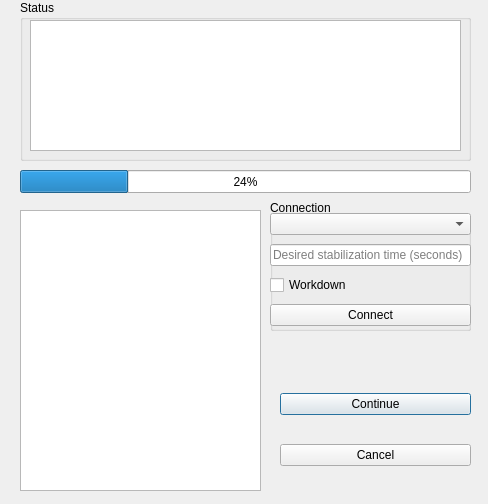
Old version of the form sub_ui/ManualBalanceUI.ui in the repository pwang96/MEASURE.
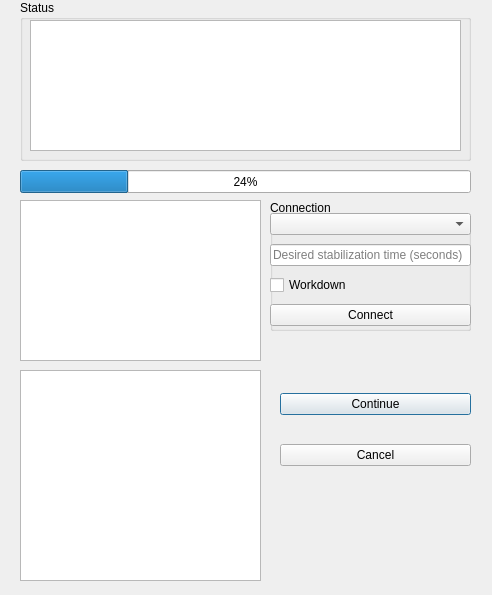
New version of the form.

Commit message: General clean ADDED MASSCODE to manual balance manual balance saves tmp files and json files of new masscode output

```diff
--- a/sub_ui/ManualBalanceUI.ui
+++ b/sub_ui/ManualBalanceUI.ui
@@ -6,8 +6,8 @@
    <rect>
     <x>0</x>
     <y>0</y>
-    <width>488</width>
-    <height>504</height>
+    <width>492</width>
+    <height>595</height>
    </rect>
   </property>
   <property name="windowTitle">
@@ -40,9 +40,9 @@
    <property name="geometry">
     <rect>
      <x>20</x>
-     <y>210</y>
+     <y>370</y>
      <width>241</width>
-     <height>281</height>
+     <height>211</height>
     </rect>
    </property>
   </widget>
@@ -137,6 +137,16 @@
     <number>24</number>
    </property>
   </widget>
+  <widget class="QTableWidget" name="historyTable">
+   <property name="geometry">
+    <rect>
+     <x>20</x>
+     <y>200</y>
+     <width>241</width>
+     <height>161</height>
+    </rect>
+   </property>
+  </widget>
  </widget>
  <resources/>
  <connections/>
```
The commit also changes 16 other files.
